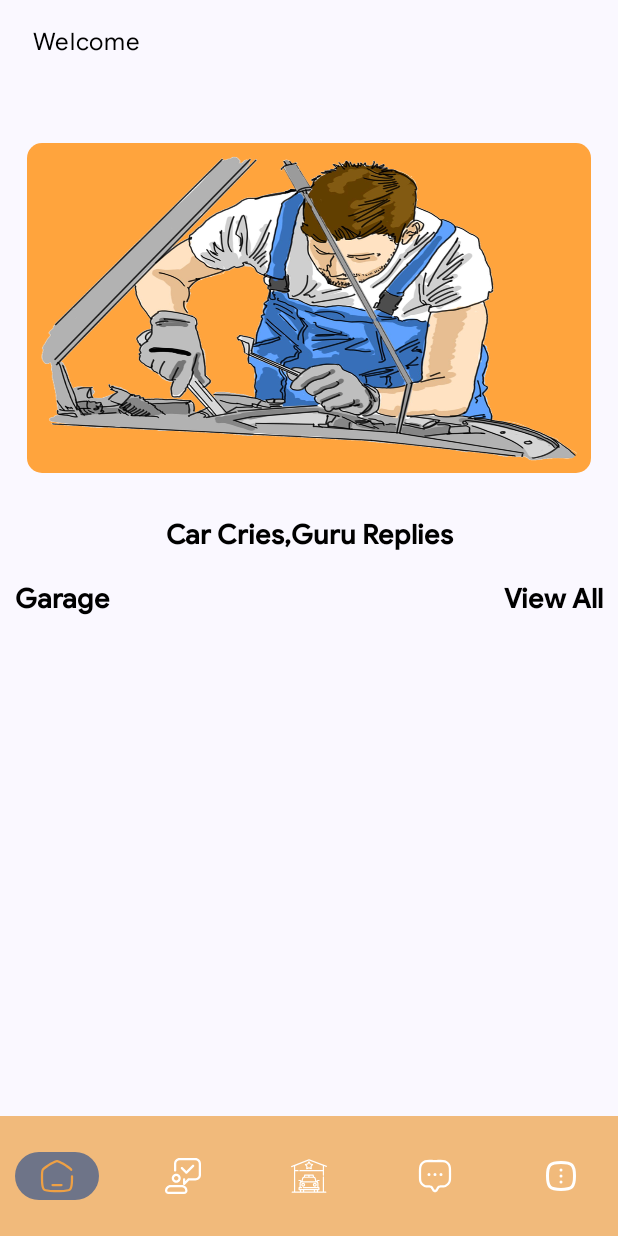
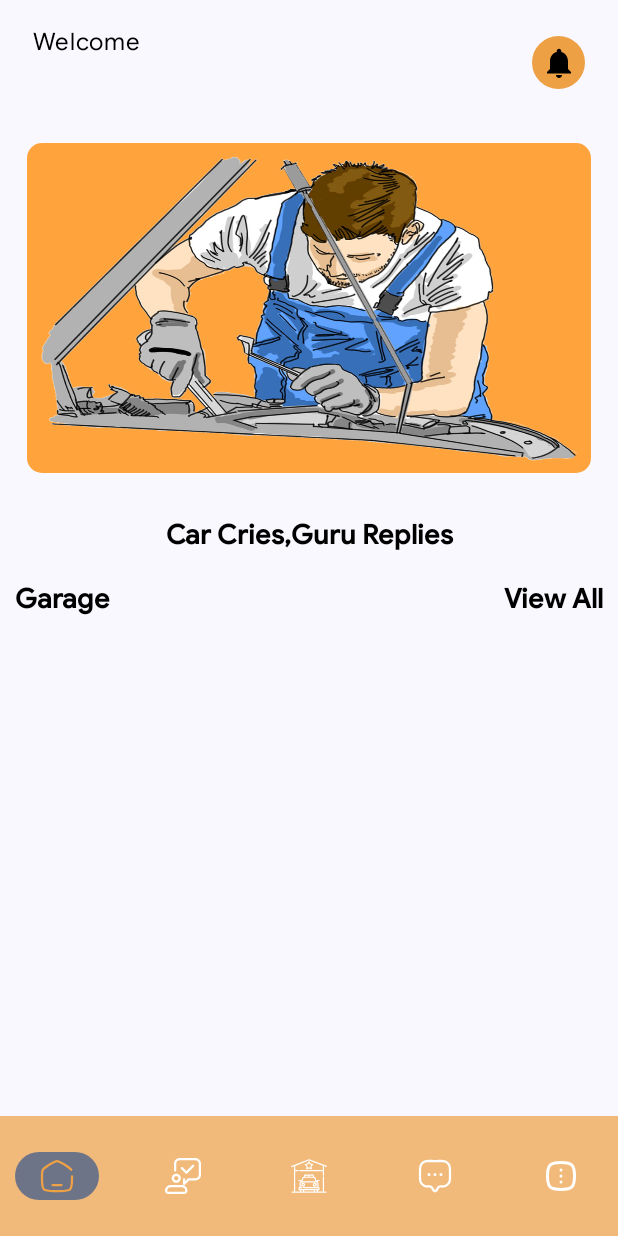
Before and after one commit to burhankamran5/GarageGuruFyp-User, an Android app built with Jetpack Compose: the CustomerHomeScreen screen opened through its navigation route, on a phone screen of 412 x 824 dp. Run offline under Robolectric (Android 15) with nearby library versions, the phone set to English and light mode, and no system bars; our stand-ins replace Dagger/Hilt's generated code, Firebase (no records; nobody signed in at launch, a user with empty details on screens opened directly); libraries missing offline, so code that uses them is left out: com.google.auth.oauth2, io.github.rupinderjeet.kprogresshud; pictures from the network do not load.

Commit message:
show notification on customer side

```diff
--- a/app/src/main/java/com/bkcoding/garagegurufyp_user/ui/customer/CustomerHomeScreen.kt
+++ b/app/src/main/java/com/bkcoding/garagegurufyp_user/ui/customer/CustomerHomeScreen.kt
@@ -22,15 +22,20 @@ import androidx.compose.foundation.layout.fillMaxWidth
 import androidx.compose.foundation.layout.height
 import androidx.compose.foundation.layout.heightIn
 import androidx.compose.foundation.layout.padding
+import androidx.compose.foundation.layout.size
 import androidx.compose.foundation.layout.width
 import androidx.compose.foundation.lazy.LazyRow
 import androidx.compose.foundation.lazy.items
 import androidx.compose.foundation.pager.HorizontalPager
 import androidx.compose.foundation.pager.rememberPagerState
 import androidx.compose.foundation.rememberScrollState
+import androidx.compose.foundation.shape.CircleShape
 import androidx.compose.foundation.shape.RoundedCornerShape
 import androidx.compose.foundation.verticalScroll
+import androidx.compose.material.Icon
 import androidx.compose.material.Text
+import androidx.compose.material.icons.Icons
+import androidx.compose.material.icons.filled.Notifications
 import androidx.compose.runtime.Composable
 import androidx.compose.runtime.LaunchedEffect
 import androidx.compose.runtime.getValue
@@ -61,6 +66,7 @@ import coil.compose.AsyncImage
 import com.bkcoding.garagegurufyp_user.R
 import com.bkcoding.garagegurufyp_user.dto.Conversation
 import com.bkcoding.garagegurufyp_user.dto.Garage
+import com.bkcoding.garagegurufyp_user.extensions.clickableWithOutRipple
 import com.bkcoding.garagegurufyp_user.extensions.showToast
 import com.bkcoding.garagegurufyp_user.navigation.Screen
 import com.bkcoding.garagegurufyp_user.repository.Result
@@ -136,12 +142,13 @@ fun CustomerHomeScreen(
                 profileImage = it.images.getOrNull(0).orEmpty()
             )
             navController.navigate(Screen.ChatScreen.route + "/${Uri.encode(Gson().toJson(conversation))}")
-        }
+        },
+        onNotificationClick = { navController.navigate(Screen.NotificationScreen.route) }
     )
 }
 
 @Composable
-private fun CustomerHomeScreen(garageList: List<Garage>?, onGarageClick: (Garage) -> Unit, customerName: String) {
+private fun CustomerHomeScreen(garageList: List<Garage>?, onGarageClick: (Garage) -> Unit, customerName: String, onNotificationClick: () -> Unit) {
     Column(
         modifier = Modifier
             .padding(horizontal = 10.dp)
@@ -149,7 +156,11 @@ private fun CustomerHomeScreen(garageList: List<Garage>?, onGarageClick: (Garage
             .verticalScroll(rememberScrollState()),
     ) {
         Spacer(modifier = Modifier.height(18.dp))
-        Column(modifier = Modifier.padding(start = 12.dp)) {
+        Row(
+            modifier = Modifier.padding(start = 12.dp, end = 12.dp),
+            verticalAlignment = Alignment.CenterVertically
+        ) {
+            Column(modifier = Modifier.weight(1f)) {
                 Text(
                     text = "Welcome",
                     style = Typography.bodyLarge,
@@ -161,6 +172,19 @@ private fun CustomerHomeScreen(garageList: List<Garage>?, onGarageClick: (Garage
                     style = Typography.titleLarge,
                     color = Color.Black
                 )
+            }
+            Box(
+                modifier = Modifier
+                    .size(35.dp)
+                    .background(color = colorResource(id = R.color.orange), shape = CircleShape)
+                    .clickableWithOutRipple { onNotificationClick() }
+            ) {
+                Icon(
+                    imageVector = Icons.Filled.Notifications,
+                    contentDescription = "",
+                    modifier = Modifier.align(Alignment.Center)
+                )
+            }
         }
         Spacer(modifier = Modifier.height(30.dp))
         AutoSwipeViewPager(modifier = Modifier.fillMaxWidth())
@@ -305,6 +329,6 @@ private fun GarageCard(modifier: Modifier = Modifier, garage: Garage) {
 fun CustomerHomeScreenPreview() {
     GarageGuruFypUserTheme {
         CustomerHomeScreen(
-            garageList = emptyList(), onGarageClick = {}, customerName = "Burhan")
+            garageList = emptyList(), onGarageClick = {}, customerName = "Burhan", onNotificationClick = {})
     }
 }
--- a/app/src/main/java/com/bkcoding/garagegurufyp_user/utils/Utils.kt
+++ b/app/src/main/java/com/bkcoding/garagegurufyp_user/utils/Utils.kt
@@ -111,7 +111,7 @@ fun getInboxRelativeTime(firebaseTime: String): String {
     val apiDateTime = LocalDateTime.parse(firebaseTime, formatter)
 
     // Get the current time
-    val currentDateTime = LocalDateTime.now(ZoneId.of("UTC"))
+    val currentDateTime = LocalDateTime.now(ZoneId.of(TimeZone.getDefault().id))
 
     // Calculate the difference
     val years = ChronoUnit.YEARS.between(apiDateTime, currentDateTime)
```
Also changed, not shown: app/src/main/java/com/bkcoding/garagegurufyp_user/ui/garage/NotificationScreen.kt (+30 -15 lines). Lines whose indentation alone changed are shown as unchanged.
